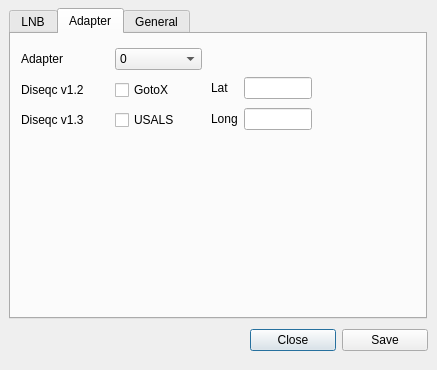
Old version of the form settings.ui in the repository stahir/updatedvb.
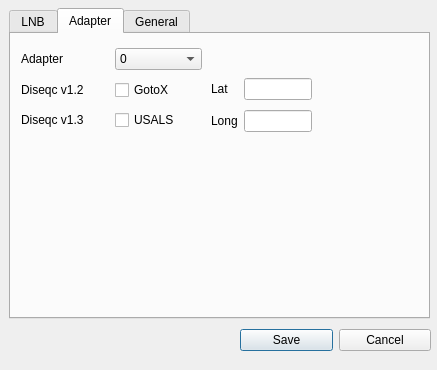
New version of the form. The open tabs and pages were chosen to show the change.

Commit message: move setting buttons around

```diff
--- a/settings.ui
+++ b/settings.ui
@@ -18,7 +18,7 @@
     <rect>
      <x>9</x>
      <y>8</y>
-     <width>418</width>
+     <width>421</width>
      <height>311</height>
     </rect>
    </property>
@@ -317,7 +317,7 @@
        <x>200</x>
        <y>40</y>
        <width>101</width>
-       <height>61</height>
+       <height>62</height>
       </rect>
      </property>
      <layout class="QGridLayout" name="gridLayout_4">
@@ -440,20 +440,13 @@
   <widget class="QWidget" name="gridLayoutWidget_5">
    <property name="geometry">
     <rect>
-     <x>250</x>
+     <x>240</x>
      <y>320</y>
-     <width>178</width>
+     <width>191</width>
      <height>41</height>
     </rect>
    </property>
    <layout class="QGridLayout" name="gridLayout">
-    <item row="0" column="0">
-     <widget class="QPushButton" name="pushButton_back">
-      <property name="text">
-       <string>Close</string>
-      </property>
-     </widget>
-    </item>
     <item row="0" column="1">
      <widget class="QPushButton" name="pushButton_save">
       <property name="text">
@@ -461,6 +454,13 @@
       </property>
      </widget>
     </item>
+    <item row="0" column="2">
+     <widget class="QPushButton" name="pushButton_cancel">
+      <property name="text">
+       <string>Cancel</string>
+      </property>
+     </widget>
+    </item>
    </layout>
   </widget>
  </widget>
```
Left out of the diff: 21 changed lines with no effect on the pictures. The commit also changes 3 other files.
